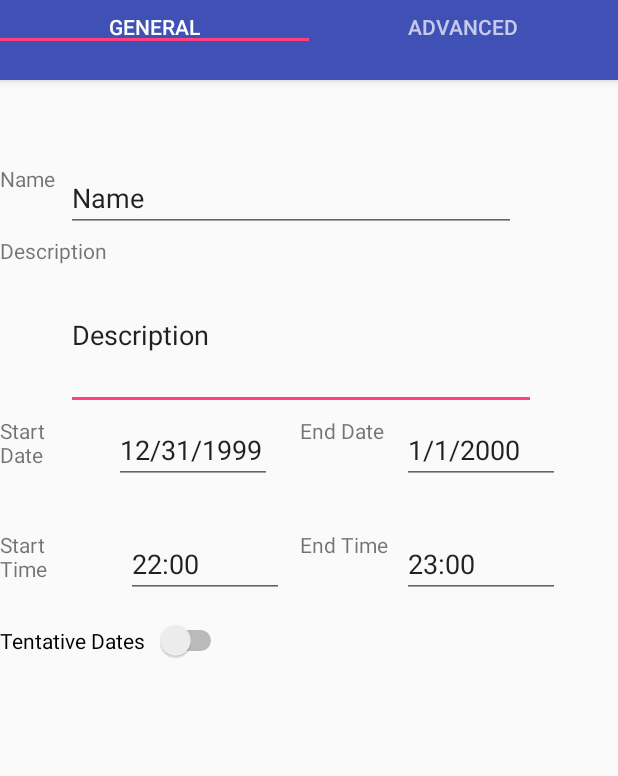
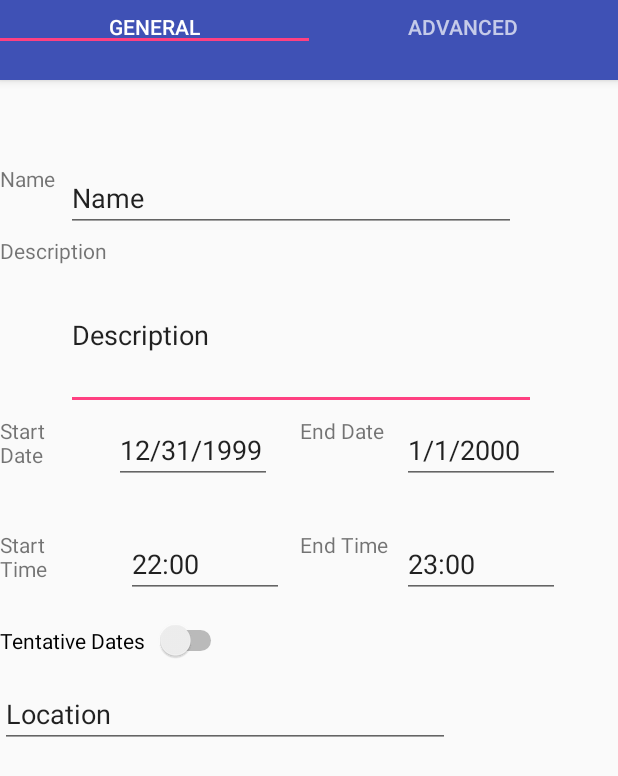
Before and after one commit to ilyayudkovich/InterestUp, an Android app: the CreateEventPage_GeneralTab screen opened directly, with no data from a screen before it, on a phone screen of 412 x 824 dp. Shown: the top 776 px of the screen. Run offline under Robolectric (Android 15) with nearby library versions, the phone set to English and light mode, and no system bars.

Commit message:
Added "Location" to general tab in Create Event Page.

```diff
--- a/app/src/main/res/layout/create_event_general_tab.xml
+++ b/app/src/main/res/layout/create_event_general_tab.xml
@@ -144,4 +144,15 @@
         app:layout_constraintStart_toStartOf="parent"
         app:layout_constraintTop_toTopOf="parent" />
 
+    <EditText
+        android:id="@+id/editText"
+        android:layout_width="300dp"
+        android:layout_height="45dp"
+        android:layout_marginTop="400dp"
+        android:ems="10"
+        android:inputType="textPersonName"
+        android:text="Location"
+        app:layout_constraintTop_toTopOf="parent"
+        tools:layout_editor_absoluteX="0dp" />
+
 </android.support.constraint.ConstraintLayout>
```
